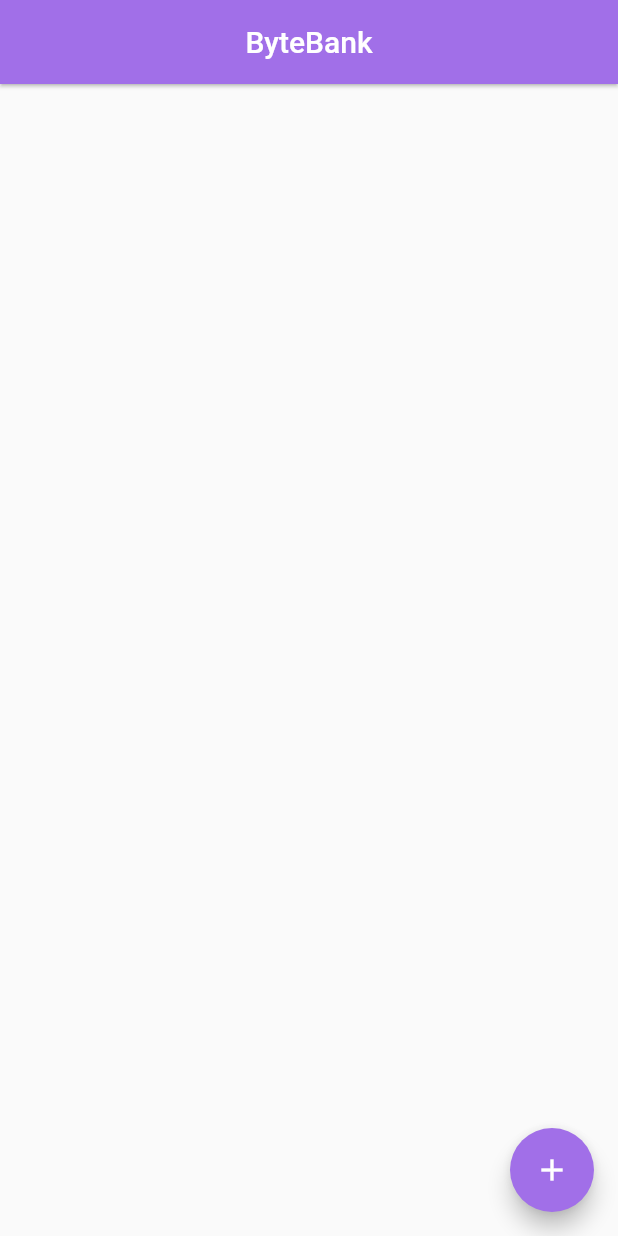
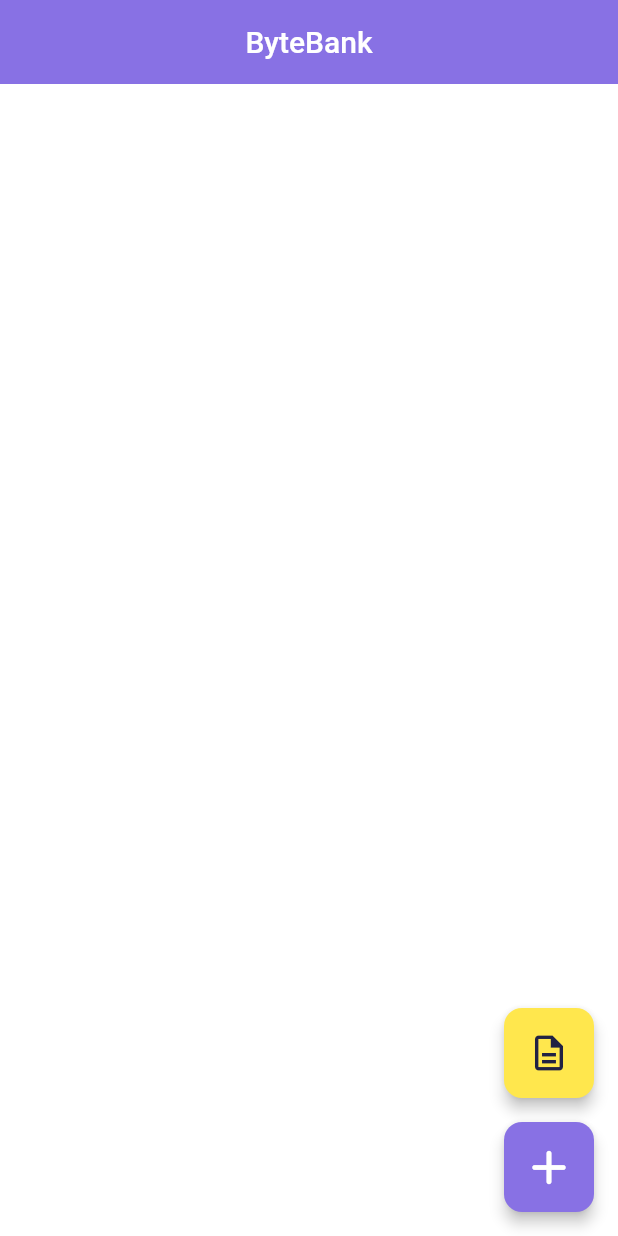
Before and after one commit to evandersondev/alura, a Flutter app: the screen it shows after launch, on a phone screen of 412 x 824 dp. Run offline on Flutter 3.47's test engine with Material 2 defaults, Android fonts, the phone set to English and light mode, and no system bars; our stand-ins replace mask_text_input_formatter, sqflite; accounts and stored records are empty.

Commit message:
update ui design

```diff
--- a/bytebank/lib/bytebank_app.dart
+++ b/bytebank/lib/bytebank_app.dart
@@ -10,7 +10,10 @@
     return MaterialApp(
       title: 'Byte Bank',
       debugShowCheckedModeBanner: false,
-      theme: ThemeData(primarySwatch: primaryColor),
+      theme: ThemeData(
+        primarySwatch: primaryColor,
+        scaffoldBackgroundColor: whiteColor,
+      ),
       home: const HomePage(),
     );
   }
--- a/bytebank/lib/pages/home/home_page.dart
+++ b/bytebank/lib/pages/home/home_page.dart
@@ -1,8 +1,12 @@
-import 'package:bytebank/database/contact_database.dart';
-import 'package:bytebank/models/contact_model.dart';
 import 'package:bytebank/pages/contact/add_contact_page.dart';
+import 'package:bytebank/pages/home/widgets/square_buttom_widget.dart';
+import 'package:bytebank/themes/colors_app.dart';
+import 'package:bytebank/themes/constants.dart';
 import 'package:flutter/material.dart';
 
+import '../../database/contact_database.dart';
+import '../../models/contact_model.dart';
+import '../transaction/transaction_page.dart';
 import 'widgets/contact_item_widget.dart';
 
 class HomePage extends StatelessWidget {
@@ -14,20 +18,9 @@
       appBar: AppBar(
         title: const Text('ByteBank'),
         centerTitle: true,
-        elevation: 1,
+        elevation: 0,
       ),
-      floatingActionButton: FloatingActionButton(
-        onPressed: () async {
-          await Navigator.of(context).push(
-            MaterialPageRoute<ContactModel>(
-              builder: (_) {
-                return AddContactPage();
-              },
-            ),
-          );
-        },
-        child: const Icon(Icons.add),
-      ),
+      floatingActionButton: const FloatingButtons(),
       resizeToAvoidBottomInset: true,
       body: FutureBuilder<List<ContactModel>>(
           initialData: const [],
@@ -40,6 +33,7 @@
                 );
               case ConnectionState.done:
                 return ListView.separated(
+                  padding: const EdgeInsets.only(bottom: paddingSize * 2),
                   itemCount: snapshot.data?.length ?? 0,
                   separatorBuilder: (_, __) => const Divider(
                     indent: 16,
@@ -55,3 +49,41 @@
     );
   }
 }
+
+class FloatingButtons extends StatelessWidget {
+  const FloatingButtons({
+    Key? key,
+  }) : super(key: key);
+
+  @override
+  Widget build(BuildContext context) {
+    return Column(
+      mainAxisSize: MainAxisSize.min,
+      children: [
+        SquareButtomWidget(
+          icon: Icons.description_outlined,
+          iconSize: 28,
+          iconColor: darkColor,
+          backgroundColor: secondaryColor,
+          onTap: () => Navigator.of(context).push(
+            MaterialPageRoute(
+              builder: (_) => const TransactionListPage(),
+            ),
+          ),
+        ),
+        const SizedBox(height: paddingSize),
+        SquareButtomWidget(
+          icon: Icons.add_rounded,
+          iconSize: 38,
+          iconColor: whiteColor,
+          backgroundColor: primaryColor,
+          onTap: () => Navigator.of(context).push(
+            MaterialPageRoute(
+              builder: (_) => AddContactPage(),
+            ),
+          ),
+        ),
+      ],
+    );
+  }
+}
--- a/bytebank/lib/pages/home/widgets/contact_item_widget.dart
+++ b/bytebank/lib/pages/home/widgets/contact_item_widget.dart
@@ -23,6 +23,7 @@
           ),
         ),
       ),
+      trailing: const Icon(Icons.arrow_forward_ios_rounded),
       title: Text(
         contact.name.toUpperCase(),
         style: const TextStyle(
--- /dev/null
+++ b/bytebank/lib/pages/home/widgets/square_buttom_widget.dart
@@ -0,0 +1,41 @@
+import 'package:flutter/material.dart';
+
+class SquareButtomWidget extends StatelessWidget {
+  const SquareButtomWidget({
+    Key? key,
+    required this.icon,
+    required this.iconSize,
+    required this.iconColor,
+    required this.backgroundColor,
+    required this.onTap,
+  }) : super(key: key);
+
+  final IconData icon;
+  final double iconSize;
+  final Color iconColor;
+  final Color backgroundColor;
+  final VoidCallback onTap;
+
+  @override
+  Widget build(BuildContext context) {
+    return Material(
+      elevation: 4,
+      color: backgroundColor,
+      borderRadius: BorderRadius.circular(12),
+      child: InkWell(
+        onTap: onTap,
+        child: SizedBox(
+          height: 60,
+          width: 60,
+          child: Center(
+            child: Icon(
+              icon,
+              color: iconColor,
+              size: iconSize,
+            ),
+          ),
+        ),
+      ),
+    );
+  }
+}
--- a/bytebank/lib/themes/colors_app.dart
+++ b/bytebank/lib/themes/colors_app.dart
@@ -1,14 +1,18 @@
 import 'package:flutter/material.dart';
 
-const primaryColor = MaterialColor(0xFFA16FE8, {
-  50: Color(0xFFA16FE8),
-  100: Color(0xFFA16FE8),
-  200: Color(0xFFA16FE8),
-  300: Color(0xFFA16FE8),
-  400: Color(0xFFA16FE8),
-  500: Color(0xFFA16FE8),
-  600: Color(0xFFA16FE8),
-  700: Color(0xFFA16FE8),
-  800: Color(0xFFA16FE8),
-  900: Color(0xFFA16FE8),
+const primaryColor = MaterialColor(0xFF8871E4, {
+  50: Color(0xFF8871E4),
+  100: Color(0xFF8871E4),
+  200: Color(0xFF8871E4),
+  300: Color(0xFF8871E4),
+  400: Color(0xFF8871E4),
+  500: Color(0xFF8871E4),
+  600: Color(0xFF8871E4),
+  700: Color(0xFF8871E4),
+  800: Color(0xFF8871E4),
+  900: Color(0xFF8871E4),
 });
+
+const secondaryColor = Color(0xFFFFE74D);
+const darkColor = Color(0xFF212243);
+const whiteColor = Colors.white;
--- /dev/null
+++ b/bytebank/lib/themes/constants.dart
@@ -0,0 +1 @@
+const paddingSize = 16.0;
--- a/bytebank/pubspec.yaml
+++ b/bytebank/pubspec.yaml
@@ -15,6 +15,7 @@
   sqflite: ^2.0.2+1
   path: ^1.8.0
   uuid: ^3.0.6
+  pie_chart: ^5.3.0
 
 dev_dependencies:
   flutter_test:
```
Also changed, not shown: bytebank/lib/pages/contact/add_contact_page.dart (+7 -7 lines), bytebank/lib/pages/home/widgets/build_bar_widget.dart (deleted, +0 -44 lines), bytebank/lib/pages/transaction/transaction_page.dart (added, +14 -0 lines), bytebank/pubspec.lock.
